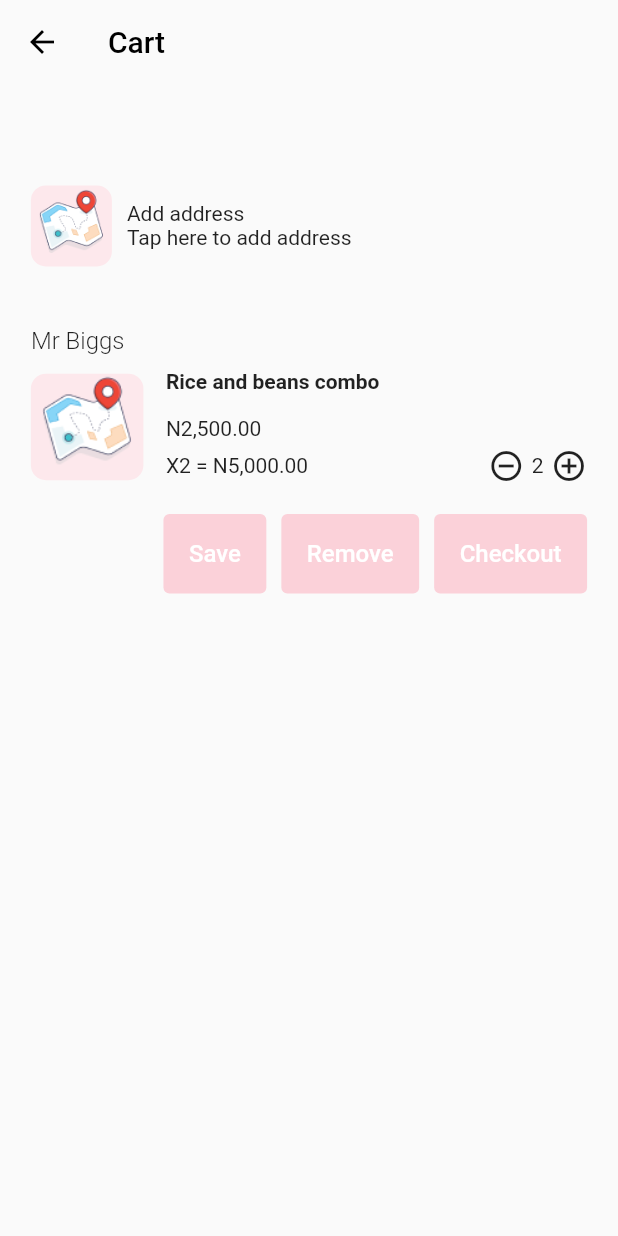
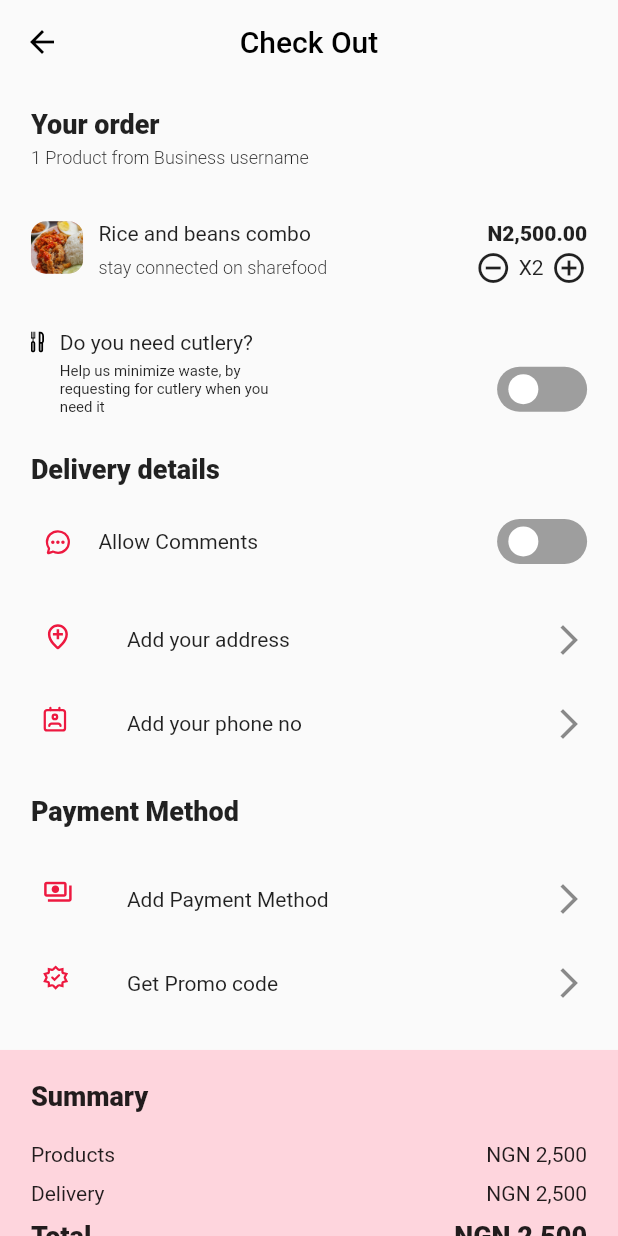
Before and after one commit to festgo12/shareFood_mobile, a Flutter app: the CartScreen screen opened directly, after a tap on "Checkout", on a phone screen of 412 x 824 dp. Run offline on Flutter 3.47's test engine with Material 2 defaults, Android fonts, the phone set to English and light mode, and no system bars; drawn by our look-alikes of flutter_switch; our stand-ins replace country_picker, flutter_svg, pinput.

Commit message:
worked on the check out screen

```diff
--- a/lib/core/route_names.dart
+++ b/lib/core/route_names.dart
@@ -3,6 +3,7 @@ import 'package:flutter/material.dart';
 import 'package:shared_food/ui/screens/auth_screen/login_screen.dart';
 import 'package:shared_food/ui/screens/auth_screen/otp_screen.dart';
 import 'package:shared_food/ui/screens/auth_screen/verify_mobile_num_screen.dart';
+import 'package:shared_food/ui/screens/checkout_screen.dart';
 import 'package:shared_food/ui/screens/onboarding_screens/get_started_screen.dart';
 import 'package:shared_food/ui/screens/onboarding_screens/onboarding_screen.dart';
 import 'package:shared_food/widgets/navigation_container.dart';
@@ -17,6 +18,7 @@ class RouteNames{
   static const String verifyMobileScreen = 'verifyMobileScreen';
   static const String otpScreen = 'otpScreen';
   static const String navigationContainer = 'navigationContainer';
+  static const String checkOutScreen = 'checkOutScreen';
 
 
 
@@ -28,6 +30,7 @@ class RouteNames{
     verifyMobileScreen: (context) => const VerifyMobileScreen(),
     otpScreen: (context) => const OtpScreen(),
     navigationContainer: (context) => const NavigationContainer(),
+    checkOutScreen: (context) => const CheckOutScreen(),
   };
 
 
@@ -47,6 +50,8 @@ class RouteNames{
         return MaterialPageRoute(builder: (context) => const OtpScreen());
       case navigationContainer:
         return MaterialPageRoute(builder: (context) => const NavigationContainer());
+      case checkOutScreen:
+        return MaterialPageRoute(builder: (context) => const CheckOutScreen());
 
     //Default Route is error route
       default:
--- a/lib/ui/screens/cart_screen.dart
+++ b/lib/ui/screens/cart_screen.dart
@@ -1,5 +1,6 @@
 import 'package:flutter/material.dart';
 import 'package:shared_food/widgets/custom_botton.dart';
+import '../../core/route_names.dart';
 import '../size_config/size_config_impl2.dart';
 import 'package:flutter_svg/flutter_svg.dart';
 
@@ -16,6 +17,7 @@ class _CartScreenState extends State<CartScreen> {
     return Scaffold(
       extendBodyBehindAppBar: true,
       appBar: AppBar(
+        centerTitle: true,
         iconTheme: IconThemeData(
           color: Colors.black
         ),
@@ -69,14 +71,13 @@ class _CartScreenState extends State<CartScreen> {
             ),),
             SizedBox(height: 10,),
             Row(
-              //crossAxisAlignment: CrossAxisAlignment.start,
               children: [
                 Container(
                   decoration: BoxDecoration(
                       borderRadius: BorderRadius.circular(10),
                       color: Color(0xffFDE8EC),
                       image: DecorationImage(
-                          image:AssetImage('images/Location.png'),
+                          image:AssetImage('images/rice.png'),
                           fit: BoxFit.cover
                       )
                   ),
@@ -84,12 +85,15 @@ class _CartScreenState extends State<CartScreen> {
                   height: 71,
                 ),
                 SizedBox(width: 15,),
-                Column(
+                Expanded(
+                  child: Container(
+                    child: Column(
                       crossAxisAlignment: CrossAxisAlignment.start,
                       children:  [
                         Text('Rice and beans combo',style: TextStyle(
                             fontSize: 14,
-                        fontWeight: FontWeight.bold),),
+                            fontWeight: FontWeight.bold),
+                        ),
                         SizedBox(height: 15,),
                         Text('N2,500.00',style: TextStyle(
                             fontSize: 14,
@@ -102,8 +106,8 @@ class _CartScreenState extends State<CartScreen> {
                                 fontSize: 14,
                                 fontWeight: FontWeight.w400
                             ),),
-                       SizedBox(width: 120,),
-                       //Spacer(),
+                           //SizedBox(width: 120,),
+                           Spacer(),
                             Row(
                               children: [
                                 Icon(Icons.remove_circle_outline),
@@ -116,6 +120,8 @@ class _CartScreenState extends State<CartScreen> {
                           ],
                         )
                       ],
+                    ),
+                  ),
                 )
               ],
             ),
@@ -126,21 +132,24 @@ class _CartScreenState extends State<CartScreen> {
                 CustomButton(
                   text: 'Save',
                   onPressed: (){},
-                  backgroundColor: Color(0xffFBD1D9),
+                  textColor: Colors.black,
+                  backgroundColor: Colors.cyan,
                 ),
                 SizedBox(width: 10,),
                 CustomButton(
                   text: 'Remove',
                   onPressed: (){},
-                  backgroundColor: Color(0xffFBD1D9),
+                  textColor: Colors.black,
+                  backgroundColor: Colors.cyan,
                 ),
                 SizedBox(width: 10,),
                 CustomButton(
                   text: 'Checkout',
+                  textColor: Colors.black,
                   onPressed: (){
-                    print('null');
+                    Navigator.pushNamed(context, RouteNames.checkOutScreen);
                   },
-                  backgroundColor: Color(0xffFBD1D9),
+                  backgroundColor: Colors.cyan,
                 )
               ],
             )
--- /dev/null
+++ b/lib/ui/screens/checkout_screen.dart
@@ -0,0 +1,366 @@
+import 'package:flutter/material.dart';
+import 'package:flutter_svg/flutter_svg.dart';
+import '../../core/route_names.dart';
+import '../../widgets/custom_botton.dart';
+import '../size_config/size_config_impl2.dart';
+import 'package:flutter_switch/flutter_switch.dart';
+
+class CheckOutScreen extends StatefulWidget {
+  const CheckOutScreen({Key? key}) : super(key: key);
+
+  @override
+  State<CheckOutScreen> createState() => _CheckOutScreenState();
+}
+
+class _CheckOutScreenState extends State<CheckOutScreen> {
+  bool status = false;
+  bool status1 = false;
+
+  @override
+  Widget build(BuildContext context) {
+    return Scaffold(
+     // extendBodyBehindAppBar: true,
+      appBar: AppBar(
+        centerTitle: true,
+        iconTheme: IconThemeData(color: Colors.black),
+        backgroundColor: Colors.transparent,
+        elevation: 0,
+        title: Text(
+          'Check Out',
+          style: TextStyle(color: Colors.black),
+        ),
+      ),
+      body: SingleChildScrollView(
+        child: Column(
+          children: [
+            Padding(
+              padding: EdgeInsets.symmetric(vertical: SizeConfig.heightOf(2), horizontal: SizeConfig.widthOf(5)),
+              child: Column(
+                crossAxisAlignment: CrossAxisAlignment.start,
+                children: [
+                  Text(
+                    'Your order',
+                    style: TextStyle(fontWeight: FontWeight.w900, fontSize: 18),
+                  ),
+                  SizedBox(
+                    height: 5,
+                  ),
+                  Text(
+                    '1 Product from Business username',
+                    style: TextStyle(fontWeight: FontWeight.w300, fontSize: 12),
+                  ),
+                  SizedBox(
+                    height: 35,
+                  ),
+                  Row(
+                    crossAxisAlignment: CrossAxisAlignment.start,
+                    children: [
+                      Container(
+                        decoration: BoxDecoration(
+                            borderRadius: BorderRadius.circular(10),
+                            color: Color(0xffFDE8EC),
+                            image: DecorationImage(
+                                image: AssetImage('images/rice.png'),
+                                fit: BoxFit.cover)),
+                        width: 35,
+                        height: 35,
+                      ),
+                      SizedBox(
+                        width: 10,
+                      ),
+                      Expanded(
+                        child: Container(
+                          child: Column(
+                            mainAxisAlignment: MainAxisAlignment.start,
+                            crossAxisAlignment: CrossAxisAlignment.start,
+                            children: [
+                              Row(
+                                children: [
+                                  Text(
+                                    'Rice and beans combo',
+                                    style: TextStyle(
+                                        fontSize: 14, fontWeight: FontWeight.w400),
+                                  ),
+                                  Spacer(),
+                                  Text(
+                                    'N2,500.00',
+                                    style: TextStyle(
+                                        fontSize: 14, fontWeight: FontWeight.w900),
+                                  ),
+                                ],
+                              ),
+                              SizedBox(
+                                height: 3,
+                              ),
+                              Row(
+                                children: [
+                                  Text(
+                                    'stay connected on sharefood',
+                                    style: TextStyle(
+                                        fontSize: 12, fontWeight: FontWeight.w300),
+                                  ),
+                                  Spacer(),
+                                  Row(
+                                    children: [
+                                      Icon(Icons.remove_circle_outline),
+                                      SizedBox(
+                                        width: 5,
+                                      ),
+                                      Text('X2'),
+                                      SizedBox(
+                                        width: 5,
+                                      ),
+                                      Icon(Icons.add_circle_outline),
+                                    ],
+                                  ),
+                                ],
+                              )
+                            ],
+                          ),
+                        ),
+                      )
+                    ],
+                  ),
+                  SizedBox(
+                    height: 30,
+                  ),
+                  Row(
+                    crossAxisAlignment: CrossAxisAlignment.start,
+                    children: [
+                      SvgPicture.asset(
+                        'svgs/spoon.svg',
+                        width: 9.3,
+                        height: 15,
+                      ),
+                      SizedBox(width: 10,),
+                      Expanded(
+                        child: Container(
+                          child: Column(
+                            crossAxisAlignment: CrossAxisAlignment.start,
+                            children: [
+                              Text('Do you need cutlery?'),
+                              SizedBox(height: 5,),
+                              Row(
+                                children: [
+                                  Expanded(
+                                    child: Text(
+                                      'Help us minimize waste, by requesting for cutlery when you need it',
+                                      style: TextStyle(fontSize: 10),
+                                    ),
+                                  ),
+                                  Spacer(),
+                                  FlutterSwitch(
+                                    width: 60.0,
+                                    height: 30.0,
+                                    valueFontSize: 25.0,
+                                    //toggleSize: 45.0,
+                                    value: status1,
+                                    borderRadius: 30.0,
+                                    activeColor: Colors.red,
+                                    padding: 5.0,
+                                    //showOnOff: true,
+                                    onToggle: (val) {
+                                      setState(() {
+                                        status1 = val;
+                                      });
+                                    },
+                                  ),
+                                ],
+                              ),
+                            ],
+                          ),
+                        ),
+                      )
+                    ],
+                  ),
+                  SizedBox(height: 25,),
+                  Text('Delivery details',style: TextStyle(
+                    fontSize: 18,
+                    fontWeight: FontWeight.w800
+                  ),),
+                  SizedBox(height: 20,),
+                  Row(
+                    crossAxisAlignment: CrossAxisAlignment.center,
+                    children: [
+                      SvgPicture.asset(
+                        'svgs/comment.svg',
+                        width: 35,
+                        height: 35,
+                      ),
+                      SizedBox(width: 10,),
+                      Expanded(
+                        child: Container(
+                          child: Column(
+                            crossAxisAlignment: CrossAxisAlignment.start,
+                            children: [
+                              Row(
+                                children: [
+                                  Text('Allow Comments'),
+                                  Spacer(),
+                                  FlutterSwitch(
+                                    width: 60.0,
+                                    height: 30.0,
+                                    valueFontSize: 25.0,
+                                    //toggleSize: 45.0,
+                                    value: status,
+                                    borderRadius: 30.0,
+                                    activeColor: Colors.red,
+                                    padding: 5.0,
+                                    //showOnOff: true,
+                                    onToggle: (val) {
+                                      setState(() {
+                                        status = val;
+                                      });
+                                    },
+                                  ),
+                                ],
+                              ),
+                            ],
+                          ),
+                        ),
+                      )
+                    ],
+                  ),
+                  SizedBox(height: 20,),
+                  ListTile(
+                    contentPadding: EdgeInsets.only(left: 8),
+                    leading:SvgPicture.asset('svgs/address.svg') ,
+                    title: Text('Add your address',style: TextStyle(
+                      fontSize: 14,
+                      fontWeight: FontWeight.w400
+                    ),),
+                    trailing: Icon(Icons.arrow_forward_ios),
+                  ),
+                  //SizedBox(height: 10,),
+                  ListTile(
+                    contentPadding: EdgeInsets.only(left: 8),
+                    leading:SvgPicture.asset('svgs/phonebook.svg') ,
+                    title: Text('Add your phone no',style: TextStyle(
+                        fontSize: 14,
+                        fontWeight: FontWeight.w400
+                    ),),
+                    trailing: Icon(Icons.arrow_forward_ios),
+                  ),
+                  SizedBox(height: 20,),
+                  Text('Payment Method',style: TextStyle(
+                      fontSize: 18,
+                      fontWeight: FontWeight.w800
+                  ),),
+                  SizedBox(height: 20,),
+                  ListTile(
+                    contentPadding: EdgeInsets.only(left: 8),
+                    leading:SvgPicture.asset('svgs/card.svg') ,
+                    title: Text('Add Payment Method',style: TextStyle(
+                        fontSize: 14,
+                        fontWeight: FontWeight.w400
+                    ),),
+                    trailing: Icon(Icons.arrow_forward_ios),
+                  ),
+                  //SizedBox(height: 20,),
+                  ListTile(
+                    contentPadding: EdgeInsets.only(left: 8),
+                    leading:SvgPicture.asset('svgs/random.svg') ,
+                    title: Text('Get Promo code',style: TextStyle(
+                        fontSize: 14,
+                        fontWeight: FontWeight.w400
+                    ),),
+                    trailing: Icon(Icons.arrow_forward_ios),
+                  ),
+                ],
+              ),
+            ),
+            //SizedBox(height: 20,),
+            Container(
+              width: double.infinity,
+              height: 221,
+              color: Color(0xffFED5DD),
+              child: Padding(
+                padding: EdgeInsets.all(SizeConfig.widthOf(5)),
+                child: SingleChildScrollView(
+                  child: Column(
+                    crossAxisAlignment: CrossAxisAlignment.start,
+                    children: [
+                      Text('Summary',
+                        style: TextStyle(
+                          fontSize: 18,
+                          fontWeight: FontWeight.w800
+                        ),
+                      ),
+                      SizedBox(height: 20,),
+                      Column(
+                        children: [
+                          Row(
+                            crossAxisAlignment: CrossAxisAlignment.start,
+                            mainAxisAlignment: MainAxisAlignment.start,
+                            children: const [
+                              Text('Products'),
+                              Spacer(),
+                              Text('NGN 2,500',
+                                style: TextStyle(
+                                    fontSize: 14,
+                                    fontWeight: FontWeight.w400
+                                ),
+                              ),
+                            ],
+                          ),
+                          SizedBox(height: 10,),
+                          Row(
+                            crossAxisAlignment: CrossAxisAlignment.start,
+                            mainAxisAlignment: MainAxisAlignment.start,
+                            children: const [
+                              Text('Delivery'),
+                              Spacer(),
+                              Text('NGN 2,500',
+                                style: TextStyle(
+                                    fontSize: 14,
+                                    fontWeight: FontWeight.w400
+                                ),
+                              ),
+                            ],
+                          ),
+                          SizedBox(height: 10,),
+                          Row(
+                            crossAxisAlignment: CrossAxisAlignment.start,
+                            mainAxisAlignment: MainAxisAlignment.start,
+                            children: const [
+                              Text('Total',
+                                style: TextStyle(
+                                  fontSize: 18,
+                                  fontWeight: FontWeight.w900
+                                ),
+                              ),
+                              Spacer(),
+                              Text('NGN 2,500',
+                                style: TextStyle(
+                                    fontSize: 18,
+                                    fontWeight: FontWeight.w900
+                                ),),
+                            ],
+                          ),
+                        ],
+                      ),
+                      SizedBox(height: 20,),
+                      Row(
+                        children: [
+                          Expanded(
+                            child: CustomButton(
+                              text: 'Confirm Order',
+                              onPressed: (){
+                                Navigator.pushNamed(context, RouteNames.verifyMobileScreen);
+                              },
+                              backgroundColor: Color(0xffED1940),
+                            ),
+                          ),
+                        ],
+                      )
+                    ],
+                  ),
+                ),
+              ),
+            )
+          ],
+        ),
+      ),
+    );
+  }
+}
--- /dev/null
+++ b/lib/ui/screens/confirm_order_screen.dart
@@ -0,0 +1,15 @@
+import 'package:flutter/material.dart';
+
+class ConfirmOrderScreen extends StatefulWidget {
+  const ConfirmOrderScreen({Key? key}) : super(key: key);
+
+  @override
+  State<ConfirmOrderScreen> createState() => _ConfirmOrderScreenState();
+}
+
+class _ConfirmOrderScreenState extends State<ConfirmOrderScreen> {
+  @override
+  Widget build(BuildContext context) {
+    return Container();
+  }
+}
--- a/lib/widgets/slide_item.dart
+++ b/lib/widgets/slide_item.dart
@@ -60,7 +60,7 @@ class _SlideItemState extends State<SlideItem> {
                 crossAxisAlignment: CrossAxisAlignment.center,
                 mainAxisAlignment: MainAxisAlignment.center,
                 children: [
-                  Image.asset(slideList[widget.index].imageUrl,),
+                  Expanded(child: Image.asset(slideList[widget.index].imageUrl,)),
                   //SizedBox(height:30,),
                   Padding(
                     padding:  EdgeInsets.all(SizeConfig.widthOf(4)),
--- a/pubspec.yaml
+++ b/pubspec.yaml
@@ -24,6 +24,7 @@ dev_dependencies:
   video_player: ^2.4.7
   lottie: ^1.4.1
   marquee: ^2.2.3
+  flutter_switch: ^0.3.2
 
   flutter_lints: ^2.0.0
 
```
Also changed, not shown: images/2.0x/rice.png (added), images/3.0x/rice.png (added), images/rice.png (added), pubspec.lock, svgs/address.svg (added), svgs/card.svg (added), svgs/comment.svg (added), svgs/phonebook.svg (added), svgs/random.svg (added), svgs/spoon.svg (added), 1 other file. Lines whose indentation alone changed are shown as unchanged.
